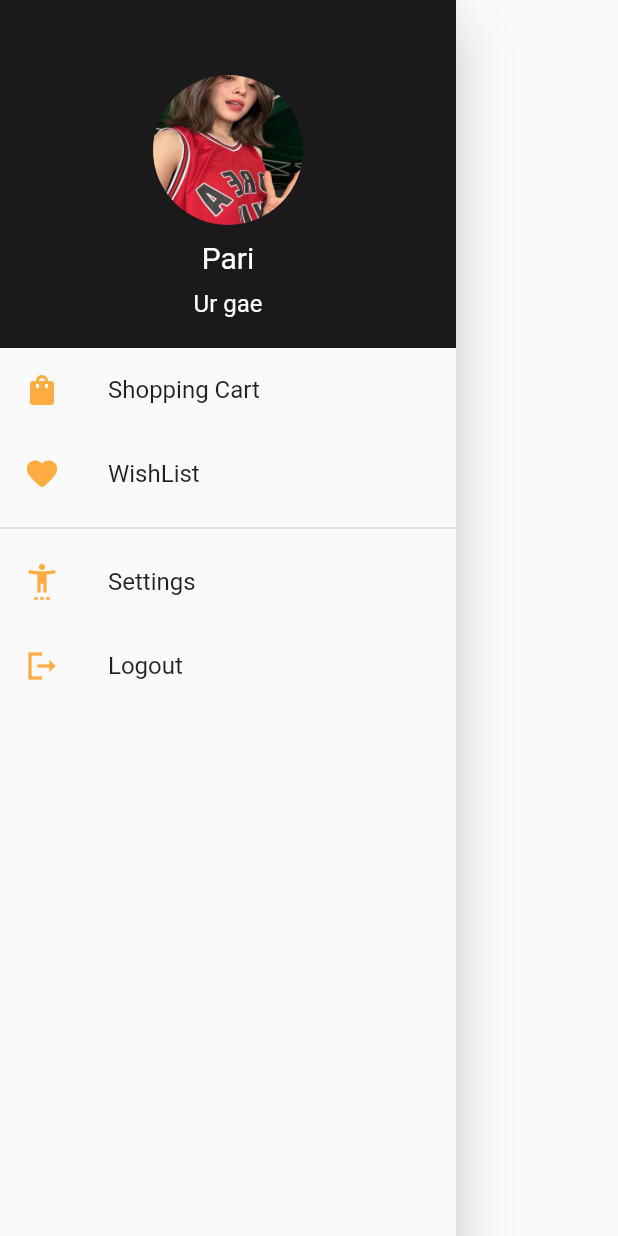
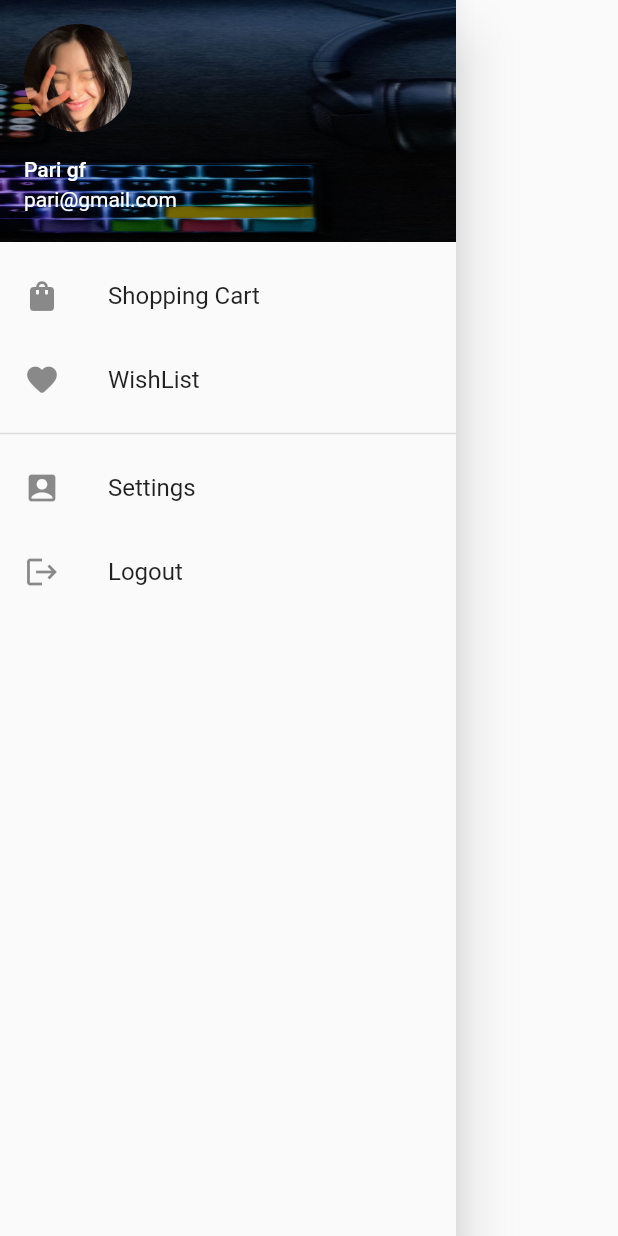
Before and after one commit to mughidaf/Gative-Mobile-App, a Flutter app: the Sidebar widget shown alone on an empty page, opened directly, on a phone screen of 412 x 824 dp. Run offline on Flutter 3.47's test engine with Material 2 defaults, Android fonts, the phone set to English and light mode, and no system bars; our stand-ins replace carousel_slider, sidebarx.

Commit message:
Sidebar Done

```diff
--- a/lib/Home/Component/drawer.dart
+++ b/lib/Home/Component/drawer.dart
@@ -8,38 +8,30 @@ class Sidebar extends StatelessWidget {
   @override
   Widget build(BuildContext context) {
     return Drawer(
-      child: Column(
-        children: <Widget>[
-          Container(
-            width: double.infinity,
-            padding: EdgeInsets.all(20),
-            color: Color(0xFF1A1A1A),
-            child: Center(
-              child: Column(
-                children: <Widget>[
-                  Container(
-                    width: 100,
-                    height: 100,
-                    margin: EdgeInsets.only(top: 30,),
-                    decoration: BoxDecoration(
-                      shape: BoxShape.circle,
-                      image: DecorationImage(image: AssetImage("assets/slide/ryujin2.jpg"), fit: BoxFit.fill),
-                    ),
-                  ),
-                  Padding(
-                    padding: const EdgeInsets.symmetric(vertical: 10,),
-                    child: Text("Pari", style: TextStyle(fontSize: 20, color: Colors.white),),
-                  ),
-                  Padding(
-                    padding: const EdgeInsets.symmetric(vertical: 0),
-                    child: Text("Ur gae", style: TextStyle(fontSize: 16, color: Colors.white),),
-                  )
-                ],
+      child: ListView(
+        padding: EdgeInsets.zero,
+        children: [
+          UserAccountsDrawerHeader(
+            accountName: Text('Pari gf'),
+            accountEmail: Text('pari@gmail.com'),
+            currentAccountPicture: Container(
+              decoration: BoxDecoration(
+                image: DecorationImage(image: AssetImage("assets/slide/ryujin1.jpg"),fit: BoxFit.cover),
+                shape: BoxShape.circle,
               ),
             ),
+            decoration: BoxDecoration(
+              color: Colors.blue,
+              image: DecorationImage(
+                  fit: BoxFit.fill,
+                  image: AssetImage(
+                      'assets/slide/bacl.png')
+                      ),
+            ),
           ),
+
           ListTile(
-            leading: Icon(Icons.shopping_bag, color: Color(0xFFFFAC42),),
+            leading: Icon(Icons.shopping_bag),
             title: Text("Shopping Cart"),
             onTap: () {
               Navigator.push(
@@ -49,7 +41,7 @@ class Sidebar extends StatelessWidget {
             },
           ),
           ListTile(
-            leading: Icon(Icons.favorite_rounded, color: Color(0xFFFFAC42),),
+            leading: Icon(Icons.favorite_rounded),
             title: Text("WishList"),
             onTap: () {
               Navigator.push(
@@ -60,11 +52,11 @@ class Sidebar extends StatelessWidget {
           ),
           Divider(thickness: 1,),
           ListTile(
-            leading: Icon(Icons.settings_accessibility, color: Color(0xFFFFAC42),),
+            leading: Icon(Icons.account_box),
             title: Text("Settings"),
           ),
           ListTile(
-            leading: Icon(Icons.logout_sharp, color: Color(0xFFFFAC42),),
+            leading: Icon(Icons.logout),
             title: Text("Logout"),
           )
         ],
```
Also changed, not shown: assets/slide/bacl.png (added).
